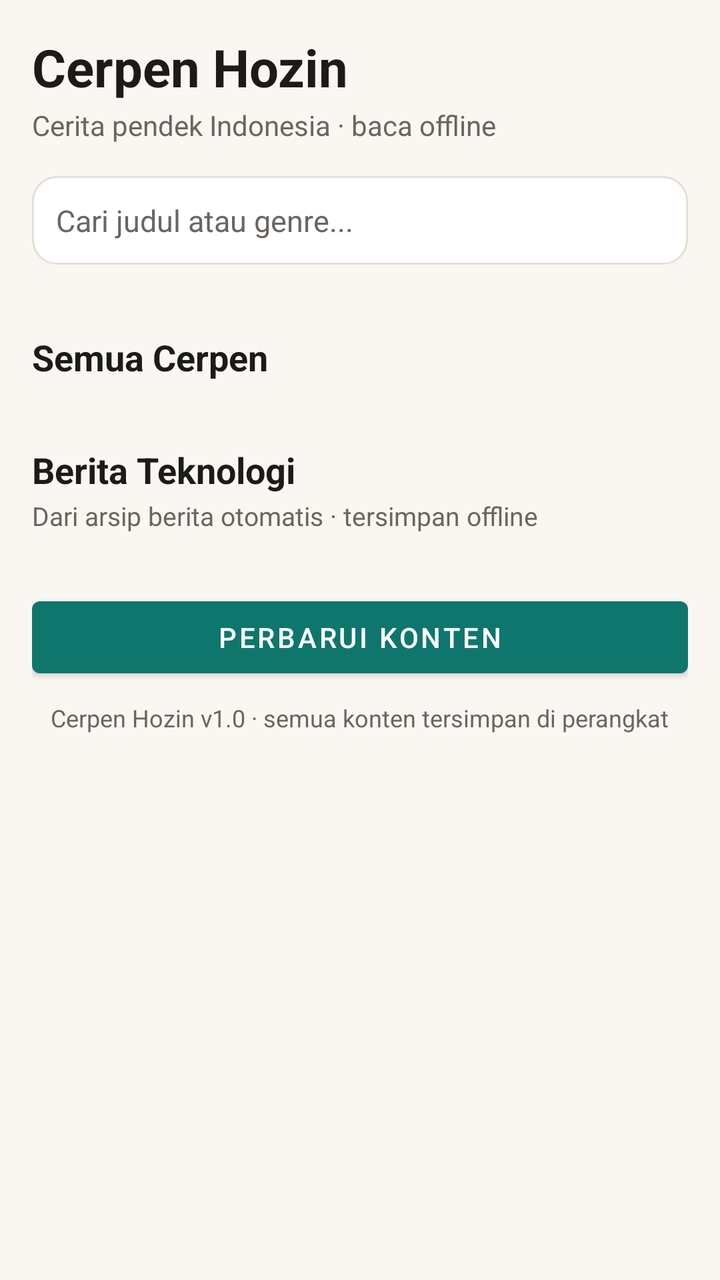
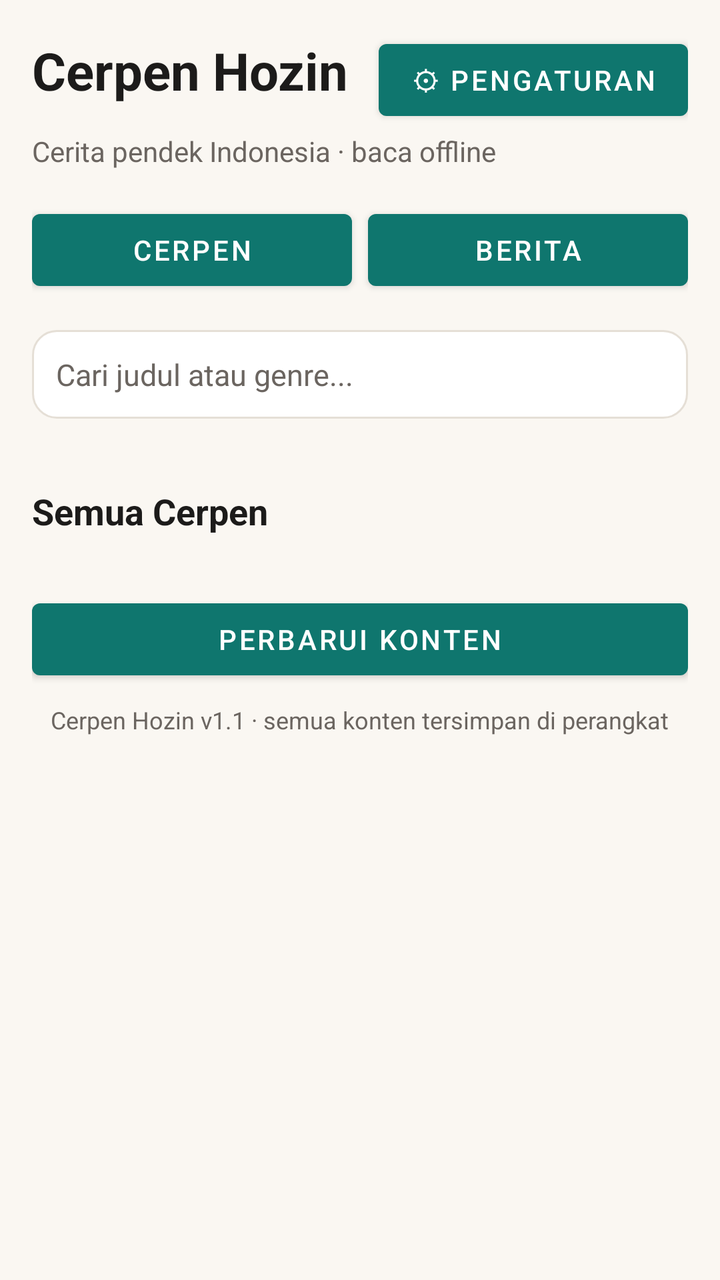

Screens rendered from an Android XML layout before and after an edit, with the pre-edit source and the edit as a unified diff.
<!-- AndroidManifest.xml: application theme Theme.CerpenHozin -->
<!-- res/layout/activity_main.xml -->
<?xml version="1.0" encoding="utf-8"?>
<ScrollView xmlns:android="http://schemas.android.com/apk/res/android"
    android:layout_width="match_parent"
    android:layout_height="match_parent"
    android:background="@color/paper"
    android:fillViewport="true">

    <LinearLayout
        android:layout_width="match_parent"
        android:layout_height="wrap_content"
        android:orientation="vertical"
        android:padding="16dp">

        <TextView
            android:layout_width="wrap_content"
            android:layout_height="wrap_content"
            android:text="Cerpen Hozin"
            android:textColor="@color/ink"
            android:textSize="26sp"
            android:textStyle="bold" />

        <TextView
            android:layout_width="wrap_content"
            android:layout_height="wrap_content"
            android:layout_marginTop="2dp"
            android:text="Cerita pendek Indonesia · baca offline"
            android:textColor="@color/muted"
            android:textSize="14sp" />

        <ProgressBar
            android:id="@+id/loading"
            android:layout_width="wrap_content"
            android:layout_height="wrap_content"
            android:layout_gravity="center"
            android:layout_marginTop="24dp"
            android:visibility="gone" />

        
        <EditText
            android:id="@+id/search_input"
            android:layout_width="match_parent"
            android:layout_height="wrap_content"
            android:layout_marginTop="16dp"
            android:background="@drawable/card_bg"
            android:hint="Cari judul atau genre..."
            android:padding="12dp"
            android:textColor="@color/ink"
            android:textColorHint="@color/muted"
            android:textSize="15sp"
            android:singleLine="true"
            android:imeOptions="actionSearch"
            android:inputType="text" />

        
        <HorizontalScrollView
            android:layout_width="match_parent"
            android:layout_height="wrap_content"
            android:layout_marginTop="10dp"
            android:scrollbars="none">

            <LinearLayout
                android:id="@+id/genre_row"
                android:layout_width="wrap_content"
                android:layout_height="wrap_content"
                android:orientation="horizontal" />
        </HorizontalScrollView>

        
        <LinearLayout
            android:id="@+id/continue_section"
            android:layout_width="match_parent"
            android:layout_height="wrap_content"
            android:layout_marginTop="16dp"
            android:background="@drawable/card_accent"
            android:orientation="vertical"
            android:padding="16dp"
            android:visibility="gone">

            <TextView
                android:layout_width="wrap_content"
                android:layout_height="wrap_content"
                android:text="LANJUTKAN MEMBACA"
                android:textColor="@color/accent"
                android:textSize="12sp"
                android:textStyle="bold" />

            <TextView
                android:id="@+id/continue_title"
                android:layout_width="wrap_content"
                android:layout_height="wrap_content"
                android:layout_marginTop="6dp"
                android:textColor="@color/ink"
                android:textSize="18sp"
                android:textStyle="bold" />

            <TextView
                android:id="@+id/continue_meta"
                android:layout_width="wrap_content"
                android:layout_height="wrap_content"
                android:layout_marginTop="4dp"
                android:textColor="@color/muted"
                android:textSize="14sp" />

            <Button
                android:id="@+id/continue_button"
                android:layout_width="wrap_content"
                android:layout_height="wrap_content"
                android:layout_marginTop="10dp"
                android:text="Lanjutkan"
                android:textColor="@color/white" />
        </LinearLayout>

        
        <LinearLayout
            android:id="@+id/history_section"
            android:layout_width="match_parent"
            android:layout_height="wrap_content"
            android:orientation="vertical"
            android:visibility="gone">

            <TextView
                android:layout_width="wrap_content"
                android:layout_height="wrap_content"
                android:layout_marginTop="24dp"
                android:text="Riwayat Baca"
                android:textColor="@color/ink"
                android:textSize="18sp"
                android:textStyle="bold" />

            <androidx.recyclerview.widget.RecyclerView
                android:id="@+id/history_list"
                android:layout_width="match_parent"
                android:layout_height="wrap_content"
                android:layout_marginTop="8dp"
                android:nestedScrollingEnabled="false" />
        </LinearLayout>

        
        <LinearLayout
            android:id="@+id/bookmark_section"
            android:layout_width="match_parent"
            android:layout_height="wrap_content"
            android:orientation="vertical"
            android:visibility="gone">

            <TextView
                android:layout_width="wrap_content"
                android:layout_height="wrap_content"
                android:layout_marginTop="24dp"
                android:text="Ditandai 🔖"
                android:textColor="@color/ink"
                android:textSize="18sp"
                android:textStyle="bold" />

            <androidx.recyclerview.widget.RecyclerView
                android:id="@+id/bookmark_list"
                android:layout_width="match_parent"
                android:layout_height="wrap_content"
                android:layout_marginTop="8dp"
                android:nestedScrollingEnabled="false" />
        </LinearLayout>

        
        <TextView
            android:layout_width="wrap_content"
            android:layout_height="wrap_content"
            android:layout_marginTop="24dp"
            android:text="Semua Cerpen"
            android:textColor="@color/ink"
            android:textSize="18sp"
            android:textStyle="bold" />

        <androidx.recyclerview.widget.RecyclerView
            android:id="@+id/cerpen_list"
            android:layout_width="match_parent"
            android:layout_height="wrap_content"
            android:layout_marginTop="8dp"
            android:nestedScrollingEnabled="false" />

        
        <TextView
            android:layout_width="wrap_content"
            android:layout_height="wrap_content"
            android:layout_marginTop="24dp"
            android:text="Berita Teknologi"
            android:textColor="@color/ink"
            android:textSize="18sp"
            android:textStyle="bold" />

        <TextView
            android:layout_width="wrap_content"
            android:layout_height="wrap_content"
            android:layout_marginTop="2dp"
            android:text="Dari arsip berita otomatis · tersimpan offline"
            android:textColor="@color/muted"
            android:textSize="13sp" />

        <androidx.recyclerview.widget.RecyclerView
            android:id="@+id/news_list"
            android:layout_width="match_parent"
            android:layout_height="wrap_content"
            android:layout_marginTop="8dp"
            android:nestedScrollingEnabled="false" />

        <Button
            android:id="@+id/refresh_button"
            android:layout_width="match_parent"
            android:layout_height="wrap_content"
            android:layout_marginTop="20dp"
            android:layout_marginBottom="8dp"
            android:text="Perbarui Konten"
            android:textColor="@color/white" />

        <TextView
            android:layout_width="wrap_content"
            android:layout_height="wrap_content"
            android:layout_gravity="center"
            android:text="Cerpen Hozin v1.0 · semua konten tersimpan di perangkat"
            android:textColor="@color/muted"
            android:textSize="12sp" />

    </LinearLayout>
</ScrollView>
<!-- resources referenced by this layout -->
<resources>
  <color name="accent">#0F766E</color>
  <color name="ink">#1C1B1A</color>
  <color name="muted">#6B6560</color>
  <color name="paper">#FAF7F2</color>
  <color name="white">#FFFFFF</color>
  <!-- drawable card_accent (drawable) -->
  <?xml version="1.0" encoding="utf-8"?>
  <shape xmlns:android="http://schemas.android.com/apk/res/android"
      android:shape="rectangle">
      <solid android:color="#E6F2F0" />
      <stroke android:width="1dp" android:color="@color/accent" />
      <corners android:radius="12dp" />
  </shape>
  <!-- drawable card_bg (drawable) -->
  <?xml version="1.0" encoding="utf-8"?>
  <shape xmlns:android="http://schemas.android.com/apk/res/android"
      android:shape="rectangle">
      <solid android:color="@color/card" />
      <stroke android:width="1dp" android:color="@color/card_border" />
      <corners android:radius="12dp" />
  </shape>
  <style name="Theme.CerpenHozin" parent="Theme.MaterialComponents.DayNight.NoActionBar">
          <item name="colorPrimary">@color/accent</item>
          <item name="colorPrimaryDark">@color/accent_dark</item>
          <item name="colorAccent">@color/accent</item>
          <item name="android:windowBackground">@color/paper</item>
          <item name="android:textColorPrimary">@color/ink</item>
          <item name="android:textColorSecondary">@color/muted</item>
      </style>
  <color name="card">#FFFFFF</color>
  <color name="card_border">#E5DFD6</color>
  <color name="accent_dark">#0B5E57</color>
</resources>

<!-- the commit's change to res/layout/activity_main.xml (unified diff, before → after) -->
@@ -6,20 +6,37 @@
     android:fillViewport="true">
 
     <LinearLayout
+        android:id="@+id/main_root"
         android:layout_width="match_parent"
         android:layout_height="wrap_content"
         android:orientation="vertical"
         android:padding="16dp">
 
+        <LinearLayout
+            android:layout_width="match_parent"
+            android:layout_height="wrap_content"
+            android:orientation="horizontal">
+
+            <TextView
+                android:id="@+id/app_title"
+                android:layout_width="0dp"
+                android:layout_height="wrap_content"
+                android:layout_weight="1"
+                android:text="Cerpen Hozin"
+                android:textColor="@color/ink"
+                android:textSize="26sp"
+                android:textStyle="bold" />
+
+            <Button
+                android:id="@+id/main_settings_button"
+                android:layout_width="wrap_content"
+                android:layout_height="wrap_content"
+                android:text="⚙ Pengaturan"
+                android:textColor="@color/white" />
+        </LinearLayout>
+
         <TextView
-            android:layout_width="wrap_content"
-            android:layout_height="wrap_content"
-            android:text="Cerpen Hozin"
-            android:textColor="@color/ink"
-            android:textSize="26sp"
-            android:textStyle="bold" />
-
-        <TextView
+            android:id="@+id/app_subtitle"
             android:layout_width="wrap_content"
             android:layout_height="wrap_content"
             android:layout_marginTop="2dp"
@@ -36,171 +53,217 @@
             android:visibility="gone" />
 
         
-        <EditText
-            android:id="@+id/search_input"
+        <LinearLayout
             android:layout_width="match_parent"
             android:layout_height="wrap_content"
             android:layout_marginTop="16dp"
-            android:background="@drawable/card_bg"
-            android:hint="Cari judul atau genre..."
-            android:padding="12dp"
-            android:textColor="@color/ink"
-            android:textColorHint="@color/muted"
-            android:textSize="15sp"
-            android:singleLine="true"
-            android:imeOptions="actionSearch"
-            android:inputType="text" />
+            android:orientation="horizontal">
+
+            <Button
+                android:id="@+id/tab_cerpen_button"
+                android:layout_width="0dp"
+                android:layout_height="wrap_content"
+                android:layout_weight="1"
+                android:text="Cerpen"
+                android:textColor="@color/white" />
+
+            <Button
+                android:id="@+id/tab_berita_button"
+                android:layout_width="0dp"
+                android:layout_height="wrap_content"
+                android:layout_marginStart="8dp"
+                android:layout_weight="1"
+                android:text="Berita"
+                android:textColor="@color/white" />
+        </LinearLayout>
 
         
-        <HorizontalScrollView
-            android:layout_width="match_parent"
-            android:layout_height="wrap_content"
-            android:layout_marginTop="10dp"
-            android:scrollbars="none">
-
+        <LinearLayout
+            android:id="@+id/cerpen_tab"
+            android:layout_width="match_parent"
+            android:layout_height="wrap_content"
+            android:orientation="vertical">
+
+            
+            <EditText
+                android:id="@+id/search_input"
+                android:layout_width="match_parent"
+                android:layout_height="wrap_content"
+                android:layout_marginTop="16dp"
+                android:background="@drawable/card_bg"
+                android:hint="Cari judul atau genre..."
+                android:padding="12dp"
+                android:textColor="@color/ink"
+                android:textColorHint="@color/muted"
+                android:textSize="15sp"
+                android:singleLine="true"
+                android:imeOptions="actionSearch"
+                android:inputType="text" />
+
+            
+            <HorizontalScrollView
+                android:layout_width="match_parent"
+                android:layout_height="wrap_content"
+                android:layout_marginTop="10dp"
+                android:scrollbars="none">
+
+                <LinearLayout
+                    android:id="@+id/genre_row"
+                    android:layout_width="wrap_content"
+                    android:layout_height="wrap_content"
+                    android:orientation="horizontal" />
+            </HorizontalScrollView>
+
+            
             <LinearLayout
-                android:id="@+id/genre_row"
-                android:layout_width="wrap_content"
-                android:layout_height="wrap_content"
-                android:orientation="horizontal" />
-        </HorizontalScrollView>
-
-        
-        <LinearLayout
-            android:id="@+id/continue_section"
-            android:layout_width="match_parent"
-            android:layout_height="wrap_content"
-            android:layout_marginTop="16dp"
-            android:background="@drawable/card_accent"
-            android:orientation="vertical"
-            android:padding="16dp"
-            android:visibility="gone">
-
-            <TextView
-                android:layout_width="wrap_content"
-                android:layout_height="wrap_content"
-                android:text="LANJUTKAN MEMBACA"
-                android:textColor="@color/accent"
-                android:textSize="12sp"
-                android:textStyle="bold" />
-
-            <TextView
-                android:id="@+id/continue_title"
-                android:layout_width="wrap_content"
-                android:layout_height="wrap_content"
-                android:layout_marginTop="6dp"
+                android:id="@+id/continue_section"
+                android:layout_width="match_parent"
+                android:layout_height="wrap_content"
+                android:layout_marginTop="16dp"
+                android:background="@drawable/card_accent"
+                android:orientation="vertical"
+                android:padding="16dp"
+                android:visibility="gone">
+
+                <TextView
+                    android:layout_width="wrap_content"
+                    android:layout_height="wrap_content"
+                    android:text="LANJUTKAN MEMBACA"
+                    android:textColor="@color/accent"
+                    android:textSize="12sp"
+                    android:textStyle="bold" />
+
+                <TextView
+                    android:id="@+id/continue_title"
+                    android:layout_width="wrap_content"
+                    android:layout_height="wrap_content"
+                    android:layout_marginTop="6dp"
+                    android:textColor="@color/ink"
+                    android:textSize="18sp"
+                    android:textStyle="bold" />
+
+                <TextView
+                    android:id="@+id/continue_meta"
+                    android:layout_width="wrap_content"
+                    android:layout_height="wrap_content"
+                    android:layout_marginTop="4dp"
+                    android:textColor="@color/muted"
+                    android:textSize="14sp" />
+
+                <Button
+                    android:id="@+id/continue_button"
+                    android:layout_width="wrap_content"
+                    android:layout_height="wrap_content"
+                    android:layout_marginTop="10dp"
+                    android:text="Lanjutkan"
+                    android:textColor="@color/white" />
+            </LinearLayout>
+
+            
+            <LinearLayout
+                android:id="@+id/history_section"
+                android:layout_width="match_parent"
+                android:layout_height="wrap_content"
+                android:orientation="vertical"
+                android:visibility="gone">
+
+                <TextView
+                    android:id="@+id/history_title"
+                    android:layout_width="wrap_content"
+                    android:layout_height="wrap_content"
+                    android:layout_marginTop="24dp"
+                    android:text="Riwayat Baca"
+                    android:textColor="@color/ink"
+                    android:textSize="18sp"
+                    android:textStyle="bold" />
+
+                <androidx.recyclerview.widget.RecyclerView
+                    android:id="@+id/history_list"
+                    android:layout_width="match_parent"
+                    android:layout_height="wrap_content"
+                    android:layout_marginTop="8dp"
+                    android:nestedScrollingEnabled="false" />
+            </LinearLayout>
+
+            
+            <LinearLayout
+                android:id="@+id/bookmark_section"
+                android:layout_width="match_parent"
+                android:layout_height="wrap_content"
+                android:orientation="vertical"
+                android:visibility="gone">
+
+                <TextView
+                    android:id="@+id/bookmark_title"
+                    android:layout_width="wrap_content"
+                    android:layout_height="wrap_content"
+                    android:layout_marginTop="24dp"
+                    android:text="Ditandai 🔖"
+                    android:textColor="@color/ink"
+                    android:textSize="18sp"
+                    android:textStyle="bold" />
+
+                <androidx.recyclerview.widget.RecyclerView
+                    android:id="@+id/bookmark_list"
+                    android:layout_width="match_parent"
+                    android:layout_height="wrap_content"
+                    android:layout_marginTop="8dp"
+                    android:nestedScrollingEnabled="false" />
+            </LinearLayout>
+
+            
+            <TextView
+                android:id="@+id/all_cerpen_title"
+                android:layout_width="wrap_content"
+                android:layout_height="wrap_content"
+                android:layout_marginTop="24dp"
+                android:text="Semua Cerpen"
                 android:textColor="@color/ink"
                 android:textSize="18sp"
                 android:textStyle="bold" />
 
-            <TextView
-                android:id="@+id/continue_meta"
-                android:layout_width="wrap_content"
-                android:layout_height="wrap_content"
-                android:layout_marginTop="4dp"
-                android:textColor="@color/muted"
-                android:textSize="14sp" />
-
-            <Button
-                android:id="@+id/continue_button"
-                android:layout_width="wrap_content"
-                android:layout_height="wrap_content"
-                android:layout_marginTop="10dp"
-                android:text="Lanjutkan"
-                android:textColor="@color/white" />
+            <androidx.recyclerview.widget.RecyclerView
+                android:id="@+id/cerpen_list"
+                android:layout_width="match_parent"
+                android:layout_height="wrap_content"
+                android:layout_marginTop="8dp"
+                android:nestedScrollingEnabled="false" />
         </LinearLayout>
 
         
         <LinearLayout
-            android:id="@+id/history_section"
+            android:id="@+id/news_tab"
             android:layout_width="match_parent"
             android:layout_height="wrap_content"
             android:orientation="vertical"
             android:visibility="gone">
 
             <TextView
+                android:id="@+id/news_title"
                 android:layout_width="wrap_content"
                 android:layout_height="wrap_content"
                 android:layout_marginTop="24dp"
-                android:text="Riwayat Baca"
+                android:text="Berita Teknologi"
                 android:textColor="@color/ink"
                 android:textSize="18sp"
                 android:textStyle="bold" />
 
+            <TextView
+                android:id="@+id/news_subtitle"
+                android:layout_width="wrap_content"
+                android:layout_height="wrap_content"
+                android:layout_marginTop="2dp"
+                android:text="Dari arsip berita otomatis · tersimpan offline · ketuk untuk baca lengkap"
+                android:textColor="@color/muted"
+                android:textSize="13sp" />
+
             <androidx.recyclerview.widget.RecyclerView
-                android:id="@+id/history_list"
+                android:id="@+id/news_list"
                 android:layout_width="match_parent"
                 android:layout_height="wrap_content"
                 android:layout_marginTop="8dp"
                 android:nestedScrollingEnabled="false" />
         </LinearLayout>
-
-        
-        <LinearLayout
-            android:id="@+id/bookmark_section"
-            android:layout_width="match_parent"
-            android:layout_height="wrap_content"
-            android:orientation="vertical"
-            android:visibility="gone">
-
-            <TextView
-                android:layout_width="wrap_content"
-                android:layout_height="wrap_content"
-                android:layout_marginTop="24dp"
-                android:text="Ditandai 🔖"
-                android:textColor="@color/ink"
-                android:textSize="18sp"
-                android:textStyle="bold" />
-
-            <androidx.recyclerview.widget.RecyclerView
-                android:id="@+id/bookmark_list"
-                android:layout_width="match_parent"
-                android:layout_height="wrap_content"
-                android:layout_marginTop="8dp"
-                android:nestedScrollingEnabled="false" />
-        </LinearLayout>
-
-        
-        <TextView
-            android:layout_width="wrap_content"
-            android:layout_height="wrap_content"
-            android:layout_marginTop="24dp"
-            android:text="Semua Cerpen"
-            android:textColor="@color/ink"
-            android:textSize="18sp"
-            android:textStyle="bold" />
-
-        <androidx.recyclerview.widget.RecyclerView
-            android:id="@+id/cerpen_list"
-            android:layout_width="match_parent"
-            android:layout_height="wrap_content"
-            android:layout_marginTop="8dp"
-            android:nestedScrollingEnabled="false" />
-
-        
-        <TextView
-            android:layout_width="wrap_content"
-            android:layout_height="wrap_content"
-            android:layout_marginTop="24dp"
-            android:text="Berita Teknologi"
-            android:textColor="@color/ink"
-            android:textSize="18sp"
-            android:textStyle="bold" />
-
-        <TextView
-            android:layout_width="wrap_content"
-            android:layout_height="wrap_content"
-            android:layout_marginTop="2dp"
-            android:text="Dari arsip berita otomatis · tersimpan offline"
-            android:textColor="@color/muted"
-            android:textSize="13sp" />
-
-        <androidx.recyclerview.widget.RecyclerView
-            android:id="@+id/news_list"
-            android:layout_width="match_parent"
-            android:layout_height="wrap_content"
-            android:layout_marginTop="8dp"
-            android:nestedScrollingEnabled="false" />
 
         <Button
             android:id="@+id/refresh_button"
@@ -212,10 +275,11 @@
             android:textColor="@color/white" />
 
         <TextView
+            android:id="@+id/app_footer"
             android:layout_width="wrap_content"
             android:layout_height="wrap_content"
             android:layout_gravity="center"
-            android:text="Cerpen Hozin v1.0 · semua konten tersimpan di perangkat"
+            android:text="Cerpen Hozin v1.1 · semua konten tersimpan di perangkat"
             android:textColor="@color/muted"
             android:textSize="12sp" />
 
